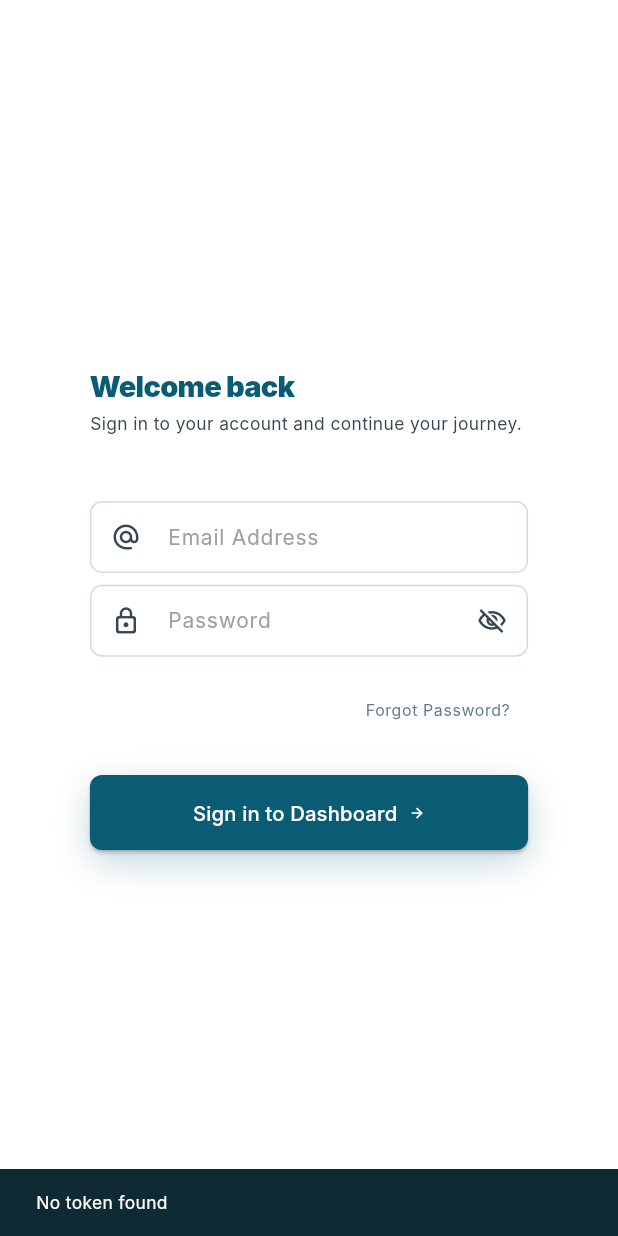
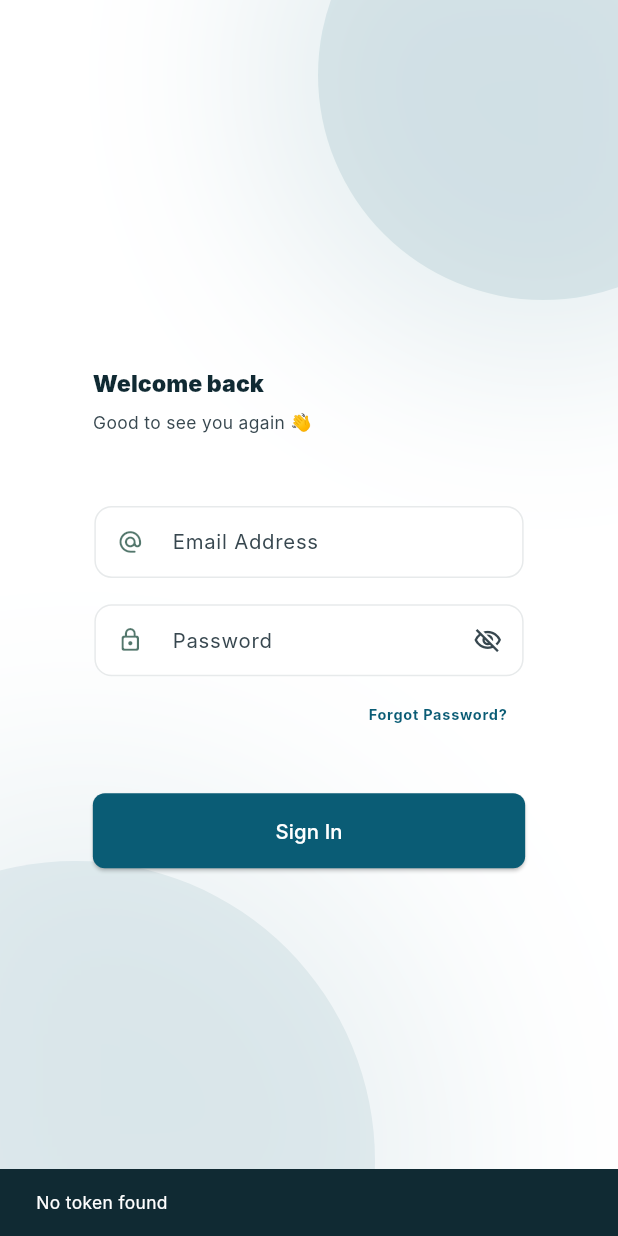
Before and after one commit to Training-Field-Project-SVU-2026/LMS-Admin-Instructor, a Flutter app: the screen it shows after launch, on a phone screen of 412 x 824 dp. Run offline on Flutter 3.47's test engine with Material 3 defaults, Android fonts, the light colour scheme and no system bars; our stand-ins replace cached_network_image, dartz, dio, equatable, flutter_bloc, flutter_screenutil and 3 more; missing offline and left inert: linked_scroll_controller; Roboto replaces fonts that are missing (Inter).

Commit message:
SVU-74 login screen is done logic and ui & some updates in custom text form field

```diff
--- a/lib/features/auth/presentation/screens/login_screen/login_screen.dart
+++ b/lib/features/auth/presentation/screens/login_screen/login_screen.dart
@@ -10,24 +10,13 @@
   @override
   Widget build(BuildContext context) {
     return Scaffold(
-      body: Container(
-        decoration: BoxDecoration(
-          gradient: LinearGradient(
-            begin: Alignment.topLeft,
-            end: Alignment.bottomRight,
-            colors: [
-              context.colorScheme.primary,
-              context.colorScheme.primary.withValues(alpha: 0.85),
-            ],
-          ),
-        ),
-        child: Row(
-          children: [
-            if (context.isDesktop)
-              const Expanded(flex: 1, child: LoginLeftSide()),
-            const Expanded(flex: 1, child: LoginRightSide()),
-          ],
-        ),
+      backgroundColor: context.colorScheme.surface,
+      body: Row(
+        children: [
+          if (context.isDesktop)
+            const Expanded(flex: 1, child: LoginLeftSide()),
+          const Expanded(flex: 1, child: LoginRightSide()),
+        ],
       ),
     );
   }
--- a/lib/features/auth/presentation/screens/login_screen/widgets/login_right_side.dart
+++ b/lib/features/auth/presentation/screens/login_screen/widgets/login_right_side.dart
@@ -20,7 +20,7 @@
 
     final formWidth = getResponsiveSize(
       context: context,
-      webSize: 450,
+      webSize: 400,
       mobileSize: 350,
     );
 
@@ -40,26 +40,6 @@
           );
           context.go(AppRoutes.navBar);
         } else if (state is AuthError) {
-          final errorMsg = state.message.toLowerCase();
-          if (errorMsg.contains('verify') || errorMsg.contains('verified')) {
-            ScaffoldMessenger.of(context).showSnackBar(
-              SnackBar(
-                content: Text(
-                  context.tr('verify_email_message'),
-                  style: context.textTheme.labelSmall?.copyWith(
-                    color: context.colorScheme.surface,
-                  ),
-                ),
-                backgroundColor: context.colorScheme.primary,
-                duration: const Duration(seconds: 4),
-              ),
-            );
-            // TODO: Navigate to verify otp screen
-            // context.pushNamed(
-            //   AppRoutes.verifyOtpScreen,
-            //   extra: {'email': authBloc.emailController.text},
-            // );
-          } else {
           ScaffoldMessenger.of(context).showSnackBar(
             SnackBar(
               content: Text(
@@ -72,37 +52,64 @@
             ),
           );
         }
-        }
       },
       child: Container(
+        color: context.colorScheme.surface,
+        child: Stack(
+          children: [
+            Positioned(
+              top: -100,
+              right: -100,
+              child: Container(
+                width: 300,
+                height: 300,
                 decoration: BoxDecoration(
-          color: context.colorScheme.surface,
-          borderRadius: context.isDesktop
-              ? BorderRadius.horizontal(left: Radius.circular(30.r))
-              : BorderRadius.zero,
+                  shape: BoxShape.circle,
+                  color: context.colorScheme.primary.withValues(alpha: 0.1),
+                  boxShadow: [
+                    BoxShadow(
+                      color: context.colorScheme.primary.withValues(alpha: 0.1),
+                      blurRadius: 100,
+                      spreadRadius: 50,
                     ),
-        child: ClipRRect(
-          borderRadius: context.isDesktop
-              ? BorderRadius.horizontal(left: Radius.circular(30.r))
-              : BorderRadius.zero,
-          child: Center(
+                  ],
+                ),
+              ),
+            ),
+            Positioned(
+              bottom: -150,
+              left: -150,
+              child: Container(
+                width: 400,
+                height: 400,
+                decoration: BoxDecoration(
+                  shape: BoxShape.circle,
+                  color: context.colorScheme.primary.withValues(alpha: 0.08),
+                  boxShadow: [
+                    BoxShadow(
+                      color: context.colorScheme.primary.withValues(
+                        alpha: 0.08,
+                      ),
+                      blurRadius: 120,
+                      spreadRadius: 60,
+                    ),
+                  ],
+                ),
+              ),
+            ),
+
+            Center(
               child: SingleChildScrollView(
-              physics: const BouncingScrollPhysics(),
-              child: ConstrainedBox(
-                constraints: BoxConstraints(maxWidth: formWidth),
-                child: Padding(
                 padding: EdgeInsets.symmetric(
                   horizontal: getResponsiveSize(
                     context: context,
                     webSize: 48,
-                      mobileSize: 24,
+                    mobileSize: 64,
                   ),
-                    vertical: getResponsiveSize(
-                      context: context,
-                      webSize: 48,
-                      mobileSize: 16,
+                  vertical: 32,
                 ),
-                  ),
+                child: ConstrainedBox(
+                  constraints: BoxConstraints(maxWidth: formWidth),
                   child: Form(
                     key: authBloc.loginFormKey,
                     child: Column(
@@ -111,84 +118,61 @@
                       children: [
                         Text(
                           context.tr('welcome_back'),
-                          style: context.textTheme.displaySmall?.copyWith(
-                            color: context.colorScheme.primary,
+                          style: context.textTheme.headlineMedium!.copyWith(
+                            color: context.colorScheme.onSurface,
                             fontWeight: FontWeight.w900,
-                            letterSpacing: -0.5,
                           ),
-                          textAlign: TextAlign.left,
                         ),
-                        SizedBox(height: 4.h),
+                        SizedBox(height: 8.h),
                         Text(
-                          context.tr('sign_in_subtitle'),
-                          style: context.textTheme.bodyMedium?.copyWith(
+                          "Good to see you again 👋",
+                          style: context.textTheme.bodyMedium!.copyWith(
                             color: context.colorScheme.onSurfaceVariant,
                           ),
-                          textAlign: TextAlign.left,
                         ),
-                        SizedBox(height: 45.h),
+                        SizedBox(height: 48.h),
 
                         CustomTextFormField(
                           controller: authBloc.emailController,
                           txt: context.tr('email_address'),
                           hint: context.tr('email_hint'),
                           prefixIcon: Icons.alternate_email_rounded,
+                          validator: validateEmail,
                           w: formWidth,
-                          validator: validateEmail,
                         ),
-                        SizedBox(height: 8.h),
+                        SizedBox(height: 16.h),
                         CustomTextFormField(
                           controller: authBloc.passwordController,
                           txt: context.tr('password'),
                           hint: context.tr('password_hint'),
                           prefixIcon: Icons.lock_outline_rounded,
-                          suffixIcon: Icons.visibility_off_outlined,
+                          isPassword: true,
+                          validator: validatePassword,
                           w: formWidth,
-                          // validator: validatePassword,
                         ),
-
-                        SizedBox(height: 12.h),
 
                         Align(
                           alignment: Alignment.centerRight,
                           child: TextButton(
-                            onPressed: () {
-                              context.go(AppRoutes.forgotPasswordScreen);
-                            },
-                            style: TextButton.styleFrom(
-                              foregroundColor: context.colorScheme.primary,
-                              shape: RoundedRectangleBorder(
-                                borderRadius: BorderRadius.circular(8),
-                              ),
+                            onPressed: () => context.pushNamed(
+                              AppRoutes.forgotPasswordScreen,
                             ),
                             child: Text(
                               context.tr('forgot_password'),
-                              style: context.textTheme.bodySmall?.copyWith(),
+                              style: context.textTheme.labelSmall!.copyWith(
+                                color: context.colorScheme.primary,
+                                fontWeight: FontWeight.bold,
                               ),
                             ),
                           ),
-
-                        SizedBox(height: 20.h),
+                        ),
+                        SizedBox(height: 30.h),
 
                         BlocBuilder<AuthBloc, AuthState>(
                           builder: (context, state) {
                             final isLoading = state is AuthLoading;
-                            return Container(
-                              decoration: BoxDecoration(
-                                boxShadow: [
-                                  BoxShadow(
-                                    color: context.colorScheme.primary
-                                        .withValues(alpha: 0.25),
-                                    blurRadius: 20,
-                                    offset: const Offset(0, 8),
-                                  ),
-                                ],
-                                borderRadius: BorderRadius.circular(12),
-                              ),
-                              child: CustomPrimaryButton(
-                                text: isLoading
-                                    ? context.tr('signing_in')
-                                    : context.tr('sign_in_to_dashboard'),
+                            return CustomPrimaryButton(
+                              text: "Sign In",
                               onTap: isLoading
                                   ? null
                                   : () {
@@ -197,32 +181,9 @@
                                         LoginEvent(),
                                       );
                                     },
-                                suffixIcon: isLoading
-                                    ? SizedBox(
-                                        width: 10.w,
-                                        height: 10.w,
-                                        child: CircularProgressIndicator(
-                                          color: context.colorScheme.onPrimary,
-                                          strokeWidth: 2,
-                                        ),
-                                      )
-                                    : Icon(
-                                        Icons.arrow_forward,
-                                        color: context.colorScheme.surface,
-                                        size: 10.w,
-                                      ),
                               width: formWidth,
-                              ),
                             );
                           },
-                        ),
-
-                        SizedBox(
-                          height: getResponsiveSize(
-                            context: context,
-                            webSize: 32,
-                            mobileSize: 12,
-                          ),
                         ),
                       ],
                     ),
@@ -230,7 +191,7 @@
                 ),
               ),
             ),
-          ),
+          ],
         ),
       ),
     );
--- a/lib/features/auth/presentation/screens/reset_password_screen/reset_password_screen.dart
+++ b/lib/features/auth/presentation/screens/reset_password_screen/reset_password_screen.dart
@@ -171,7 +171,7 @@
                           txt: "",
                           hint: context.tr('new_password_hint'),
                           prefixIcon: Icons.lock_outline_rounded,
-                          suffixIcon: Icons.visibility_off_outlined,
+                          isPassword: true,
                           w: formWidth,
                           // validator: validatePassword,
                         ),
@@ -197,7 +197,7 @@
                           txt: "",
                           hint: context.tr('confirm_password_hint'),
                           prefixIcon: Icons.lock_outline_rounded,
-                          suffixIcon: Icons.visibility_off_outlined,
+                          isPassword: true,
                           w: formWidth,
                           // validator: (value) {
                           //   if (value == null || value.isEmpty) {
--- a/lib/features/splash/presentation/screens/splash_screen.dart
+++ b/lib/features/splash/presentation/screens/splash_screen.dart
@@ -1,5 +1,4 @@
 import 'dart:ui';
-
 import 'package:flutter/material.dart';
 import 'package:flutter_bloc/flutter_bloc.dart';
 import 'package:go_router/go_router.dart';
--- a/lib/features/widgets/custon_text_form_field.dart
+++ b/lib/features/widgets/custon_text_form_field.dart
@@ -1,7 +1,6 @@
-// ignore_for_file: public_member_api_docs, sort_constructors_first
 import 'package:flutter/material.dart';
+import 'package:flutter_screenutil/flutter_screenutil.dart';
 import 'package:lms_admin_instructor/core/extensions/context_extensions.dart';
-import 'package:lms_admin_instructor/core/utils/get_responsive_size.dart';
 
 class CustomTextFormField extends StatefulWidget {
   final String txt;
@@ -13,8 +12,10 @@
   final IconData? suffixIcon;
   final TextEditingController controller;
   final String? Function(String?)? validator;
+  final bool isPassword;
+
   const CustomTextFormField({
-    Key? key,
+    super.key,
     required this.txt,
     required this.hint,
     this.w,
@@ -24,54 +25,111 @@
     this.suffixIcon,
     required this.controller,
     this.validator,
-  }) : super(key: key);
+    this.isPassword = false,
+  });
 
   @override
   State<CustomTextFormField> createState() => _CustomTextFormFieldState();
 }
 
 class _CustomTextFormFieldState extends State<CustomTextFormField> {
+  late bool _obscureText;
+
+  @override
+  void initState() {
+    super.initState();
+    _obscureText = widget.isPassword;
+  }
+
   @override
   Widget build(BuildContext context) {
     return SizedBox(
-      width:
-          widget.w ??
-          getResponsiveSize(context: context, webSize: 550, mobileSize: 250),
+      width: widget.w ?? double.infinity,
+      child: Padding(
+        padding: EdgeInsets.all(1.0),
         child: TextFormField(
           controller: widget.controller,
           validator: widget.validator,
+          obscureText: _obscureText,
           style: context.textTheme.labelMedium?.copyWith(
-          color: context.colorScheme.primary,
-          fontSize: getResponsiveSize(
-            context: context,
-            webSize: 16,
-            mobileSize: 14,
-          ),
+            color: context.colorScheme.onSurface,
+            fontSize: 16.sp,
           ),
           decoration: InputDecoration(
             prefixIcon: widget.prefixIcon != null
-              ? Icon(widget.prefixIcon, size: 20)
+                ? Icon(
+                    widget.prefixIcon,
+                    size: 18.sp,
+                    color: context.colorScheme.onSecondary.withValues(
+                      alpha: 0.7,
+                    ),
+                  )
                 : null,
-
-          suffixIcon: widget.suffixIcon != null
-              ? Icon(widget.suffixIcon, size: 20)
+            suffixIcon: widget.isPassword
+                ? IconButton(
+                    onPressed: () {
+                      setState(() {
+                        _obscureText = !_obscureText;
+                      });
+                    },
+                    icon: Icon(
+                      _obscureText
+                          ? Icons.visibility_off_outlined
+                          : Icons.visibility_outlined,
+                      size: 20.sp,
+                      color: context.colorScheme.onSurfaceVariant,
+                    ),
+                  )
+                : widget.suffixIcon != null
+                ? Icon(
+                    widget.suffixIcon,
+                    size: 18.sp,
+                    color: context.colorScheme.onSecondary,
+                  )
                 : null,
-          contentPadding: const EdgeInsets.only(
-            bottom: 15,
-            top: 10,
-            left: 16,
-            right: 16,
+            contentPadding: EdgeInsets.symmetric(
+              horizontal: 16.w,
+              vertical: 14.h,
             ),
             labelText: widget.txt,
             labelStyle: TextStyle(
-            color: widget.color ?? Colors.grey,
-            fontSize: 14,
+              color: widget.color ?? context.colorScheme.onSurfaceVariant,
+              fontSize: 14.sp,
             ),
             hintText: widget.hint,
-          hintStyle: const TextStyle(fontSize: 14),
+            hintStyle: TextStyle(
+              fontSize: 14.sp,
+              color: context.colorScheme.onSurfaceVariant.withValues(
+                alpha: 0.5,
               ),
-        cursorHeight: 24,
+            ),
+            enabledBorder: OutlineInputBorder(
+              borderRadius: BorderRadius.circular(12.r),
+              borderSide: BorderSide(
+                color: context.colorScheme.onSurface.withValues(alpha: 0.1),
+              ),
+            ),
+            focusedBorder: OutlineInputBorder(
+              borderRadius: BorderRadius.circular(12.r),
+              borderSide: BorderSide(
+                color: context.colorScheme.primary,
+                width: 1.5,
+              ),
+            ),
+            errorBorder: OutlineInputBorder(
+              borderRadius: BorderRadius.circular(12.r),
+              borderSide: BorderSide(color: context.colorScheme.error),
+            ),
+            focusedErrorBorder: OutlineInputBorder(
+              borderRadius: BorderRadius.circular(12.r),
+              borderSide: BorderSide(
+                color: context.colorScheme.error,
+                width: 1.5,
+              ),
+            ),
+          ),
           cursorColor: context.colorScheme.primary,
+        ),
       ),
     );
   }
```
Also changed, not shown: lib/features/auth/presentation/screens/login_screen/widgets/login_left_side.dart (+91 -118 lines), assets/images/auth_left_side.png (added), assets/images/download.jpg (deleted), assets/images/elkott.jpg (deleted), assets/images/splash1.jpg (deleted), assets/images/splash2.jpg (deleted). Lines whose indentation alone changed are shown as unchanged.
